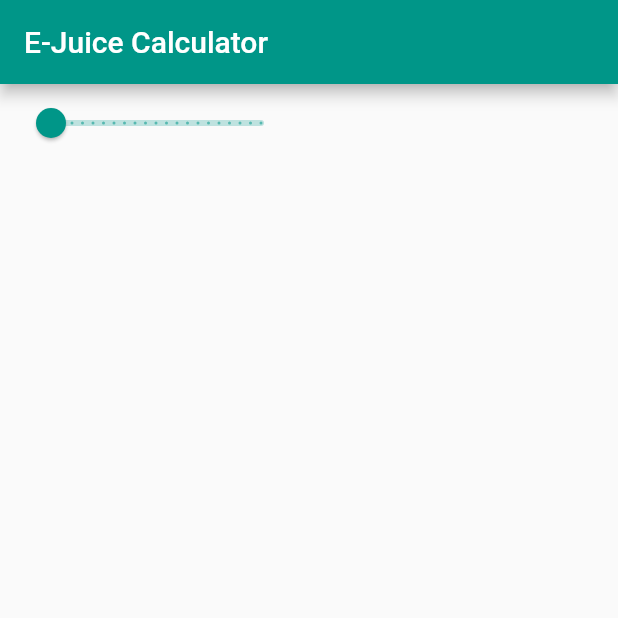
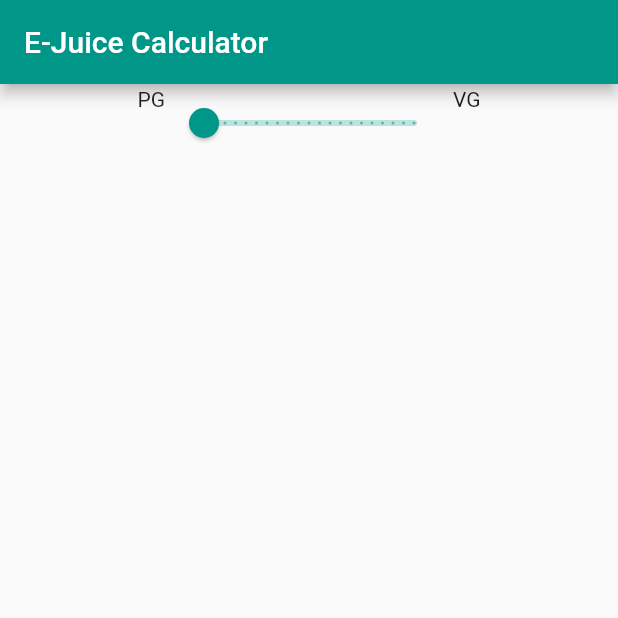
Before and after one commit to mswift42/fjc, a Flutter app: the screen it shows after launch, on a phone screen of 412 x 824 dp, the top half of it. Run offline on Flutter 3.47's test engine with Material 2 defaults, Android fonts, the phone set to English and light mode, and no system bars.

Commit message:
Add NicotineStrengthWidget.

```diff
--- a/lib/CalculatorWidget.dart
+++ b/lib/CalculatorWidget.dart
@@ -27,18 +27,18 @@ class _CalculatorBody extends StatelessWidget {
   Widget build(BuildContext context) {
     return new Material(
       child: new Column(children: <Widget>[
-        new _PGVGSliderWidget(),
+        new PGVGSliderWidget(),
       ]),
     );
   }
 }
 
-class _PGVGSliderWidget extends StatefulWidget {
+class PGVGSliderWidget extends StatefulWidget {
   @override
   _PGVGSliderState createState() => new _PGVGSliderState();
 }
 
-class _PGVGSliderState extends State<_PGVGSliderWidget> {
+class _PGVGSliderState extends State<PGVGSliderWidget> {
   double ratio = 0.5;
   @override
   Widget build(BuildContext context) {
@@ -47,7 +47,11 @@ class _PGVGSliderState extends State<_PGVGSliderWidget> {
         horizontal: 8.0,
         vertical: 2.0,
       ),
-      child: new Row(children: <Widget>[
+      child: new Row(
+          mainAxisAlignment: MainAxisAlignment.center,
+          crossAxisAlignment: CrossAxisAlignment.start,
+          children: <Widget>[
+            new SliderLabel("PG"),
             new Slider(
               onChanged: (double value) {
                 setState(() {
@@ -60,7 +64,31 @@ class _PGVGSliderState extends State<_PGVGSliderWidget> {
               min: 0.0,
               divisions: 20,
             ),
+            new SliderLabel("VG"),
           ]),
+    );
+  }
+}
+
+class SliderLabel extends StatelessWidget {
+  String label;
+
+  SliderLabel(this.label);
+
+  @override
+  Widget build(BuildContext context) {
+    return new Text(label);
+  }
+}
+
+class NicotineStrengthWidget extends StatelessWidget {
+
+  @override
+  Widget build(BuildContext context) {
+    return new Column(
+      children: <Widget>[
+
+      ]
     );
   }
 }
```
Lines whose indentation alone changed are shown as unchanged.
